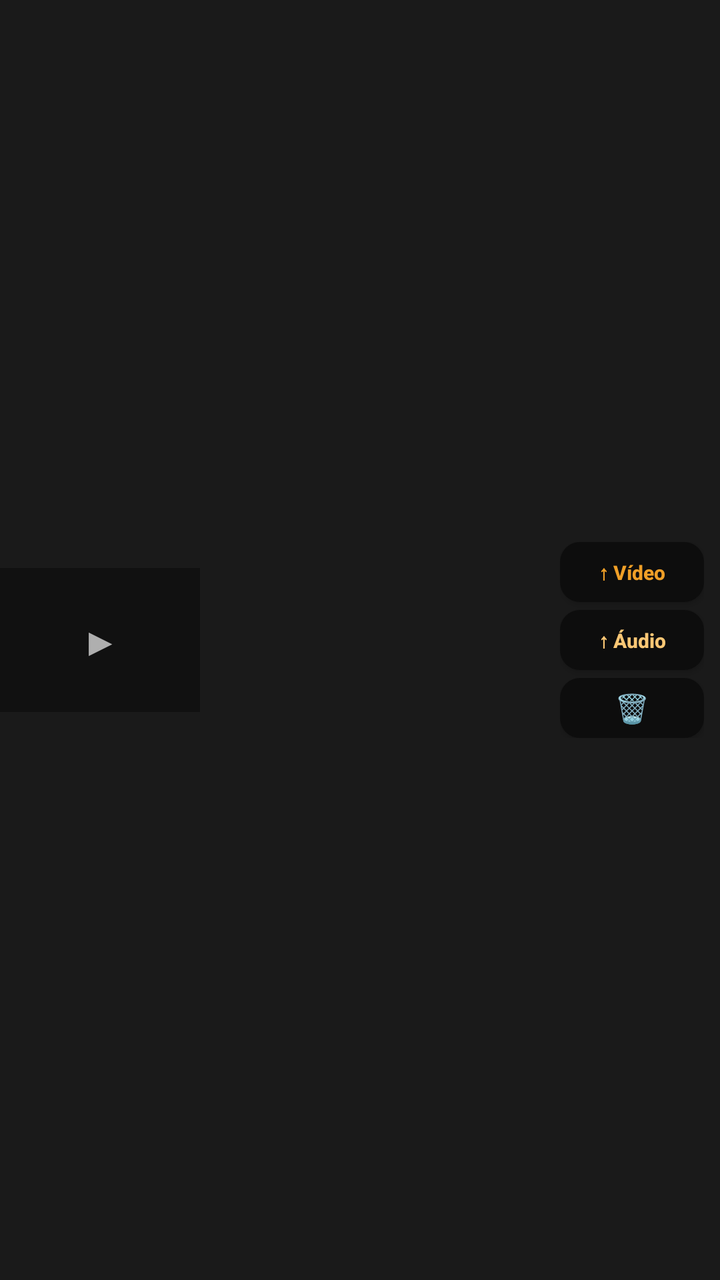
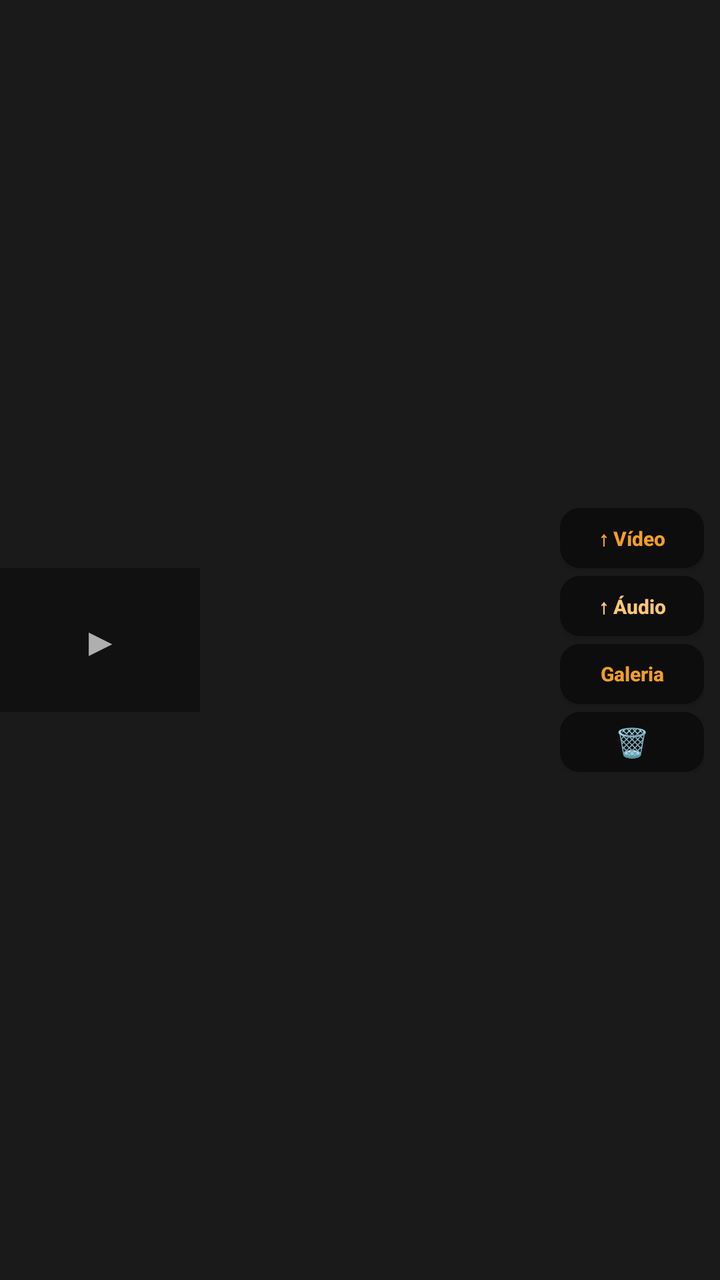

The first picture is an Android layout as it rendered before a commit; the second is the same layout after the commit. The layout source and the unified diff follow.
<!-- AndroidManifest.xml: application theme Theme.ShowRaw -->
<!-- res/layout/item_recording.xml -->
<?xml version="1.0" encoding="utf-8"?>
<androidx.constraintlayout.widget.ConstraintLayout
    xmlns:android="http://schemas.android.com/apk/res/android"
    xmlns:app="http://schemas.android.com/apk/res-auto"
    android:layout_width="match_parent"
    android:layout_height="wrap_content"
    android:background="@color/bg_card"
    android:layout_marginHorizontal="16dp"
    android:layout_marginTop="10dp">

    <ImageView
        android:id="@+id/iv_thumb"
        android:layout_width="100dp"
        android:layout_height="72dp"
        android:scaleType="centerCrop"
        android:background="#111111"
        android:foreground="?attr/selectableItemBackground"
        app:layout_constraintTop_toTopOf="parent"
        app:layout_constraintBottom_toBottomOf="parent"
        app:layout_constraintStart_toStartOf="parent" />

    <TextView
        android:layout_width="wrap_content"
        android:layout_height="wrap_content"
        android:text="▶"
        android:textColor="#AAFFFFFF"
        android:textSize="20sp"
        android:clickable="false"
        android:importantForAccessibility="no"
        app:layout_constraintTop_toTopOf="@id/iv_thumb"
        app:layout_constraintBottom_toBottomOf="@id/iv_thumb"
        app:layout_constraintStart_toStartOf="@id/iv_thumb"
        app:layout_constraintEnd_toEndOf="@id/iv_thumb" />

    <LinearLayout
        android:id="@+id/info_col"
        android:layout_width="0dp"
        android:layout_height="wrap_content"
        android:orientation="vertical"
        android:layout_marginStart="12dp"
        android:layout_marginEnd="8dp"
        android:layout_marginVertical="10dp"
        app:layout_constraintTop_toTopOf="parent"
        app:layout_constraintStart_toEndOf="@id/iv_thumb"
        app:layout_constraintEnd_toStartOf="@id/btn_col">

        <TextView
            android:id="@+id/tv_item_name"
            android:layout_width="match_parent"
            android:layout_height="wrap_content"
            android:textColor="@color/white"
            android:textSize="13sp"
            android:textStyle="bold"
            android:maxLines="1"
            android:ellipsize="end" />

        <TextView
            android:id="@+id/tv_item_meta"
            android:layout_width="match_parent"
            android:layout_height="wrap_content"
            android:layout_marginTop="3dp"
            android:textColor="@color/text_secondary"
            android:textSize="11sp"
            android:fontFamily="monospace" />

        <TextView
            android:id="@+id/tv_item_size"
            android:layout_width="match_parent"
            android:layout_height="wrap_content"
            android:layout_marginTop="2dp"
            android:textColor="#666666"
            android:textSize="11sp" />
    </LinearLayout>

    <LinearLayout
        android:id="@+id/btn_col"
        android:layout_width="wrap_content"
        android:layout_height="wrap_content"
        android:orientation="vertical"
        android:layout_marginEnd="8dp"
        app:layout_constraintTop_toTopOf="parent"
        app:layout_constraintBottom_toBottomOf="parent"
        app:layout_constraintEnd_toEndOf="parent">

        <Button
            android:id="@+id/btn_share_video"
            android:layout_width="72dp"
            android:layout_height="30dp"
            android:backgroundTint="@color/bg_main"
            android:text="↑ Vídeo"
            android:textColor="@color/primary"
            android:textSize="10sp"
            android:textStyle="bold"
            android:layout_marginBottom="4dp" />

        <Button
            android:id="@+id/btn_share_audio"
            android:layout_width="72dp"
            android:layout_height="30dp"
            android:backgroundTint="@color/bg_main"
            android:text="↑ Áudio"
            android:textColor="@color/primary_light"
            android:textSize="10sp"
            android:textStyle="bold"
            android:layout_marginBottom="4dp" />

        <Button
            android:id="@+id/btn_delete"
            android:layout_width="72dp"
            android:layout_height="30dp"
            android:backgroundTint="@color/bg_main"
            android:text="🗑"
            android:textColor="@color/alert_red"
            android:textSize="14sp" />
    </LinearLayout>

</androidx.constraintlayout.widget.ConstraintLayout>
<!-- resources referenced by this layout -->
<resources>
  <color name="alert_red">#E24B4A</color>
  <color name="bg_card">#1A1A1A</color>
  <color name="bg_main">#0D0D0D</color>
  <color name="primary">#EF9F27</color>
  <color name="primary_light">#FAC775</color>
  <color name="text_secondary">#999999</color>
  <color name="white">#FFFFFF</color>
  <style name="Theme.ShowRaw" parent="Theme.AppCompat.NoActionBar">
          <item name="colorPrimary">@color/primary</item>
          <item name="colorPrimaryDark">@color/primary_dark</item>
          <item name="colorAccent">@color/primary</item>
          <item name="android:windowBackground">@color/bg_main</item>
          <item name="android:statusBarColor">@color/bg_main</item>
          <item name="android:navigationBarColor">@color/bg_main</item>
          <item name="android:textColorPrimary">@color/white</item>
          <item name="android:textColorSecondary">@color/text_secondary</item>
          <item name="buttonStyle">@style/Widget.ShowRaw.Button</item>
      </style>
  <color name="primary_dark">#854F0B</color>
  <style name="Widget.ShowRaw.Button" parent="Widget.AppCompat.Button">
          <item name="android:background">@drawable/bg_btn</item>
          <item name="android:textAllCaps">false</item>
      </style>
  <!-- drawable bg_btn (drawable) -->
  <?xml version="1.0" encoding="utf-8"?>
  <shape xmlns:android="http://schemas.android.com/apk/res/android">
      <corners android:radius="10dp" />
      <solid android:color="#FFFFFF" />
  </shape>
</resources>

<!-- the commit's change to res/layout/item_recording.xml (unified diff, before → after) -->
@@ -105,6 +105,17 @@
             android:layout_marginBottom="4dp" />
 
         <Button
+            android:id="@+id/btn_gallery"
+            android:layout_width="72dp"
+            android:layout_height="30dp"
+            android:backgroundTint="@color/bg_main"
+            android:text="Galeria"
+            android:textColor="@color/primary"
+            android:textSize="10sp"
+            android:textStyle="bold"
+            android:layout_marginBottom="4dp" />
+
+        <Button
             android:id="@+id/btn_delete"
             android:layout_width="72dp"
             android:layout_height="30dp"
